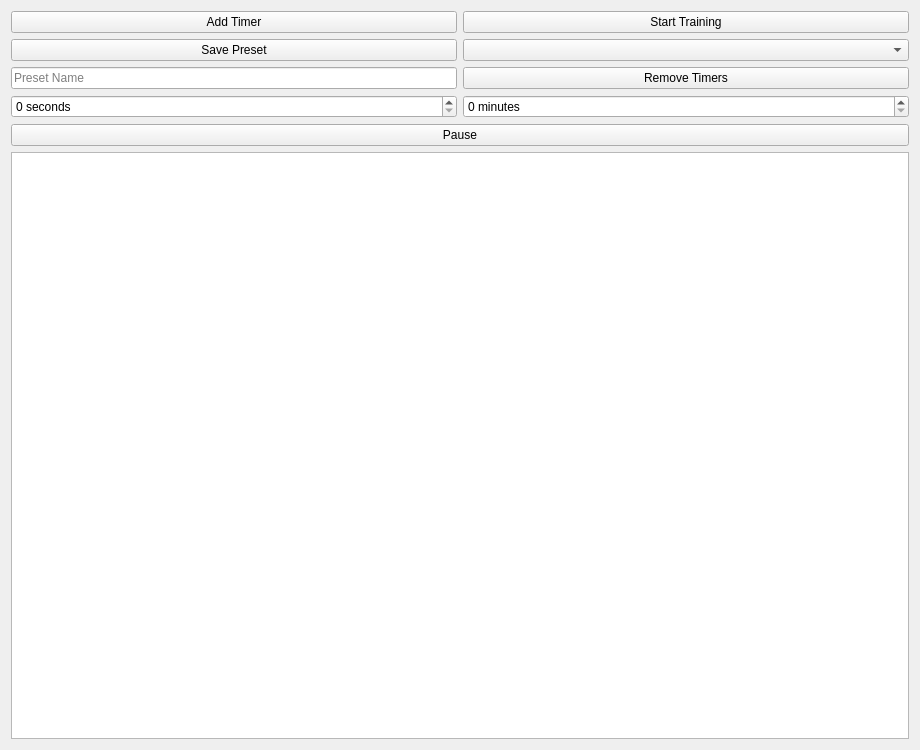
Above: sporttimer.ui from Racalniog/QTAppAlfaExercises before the change. Below: the same form after it.
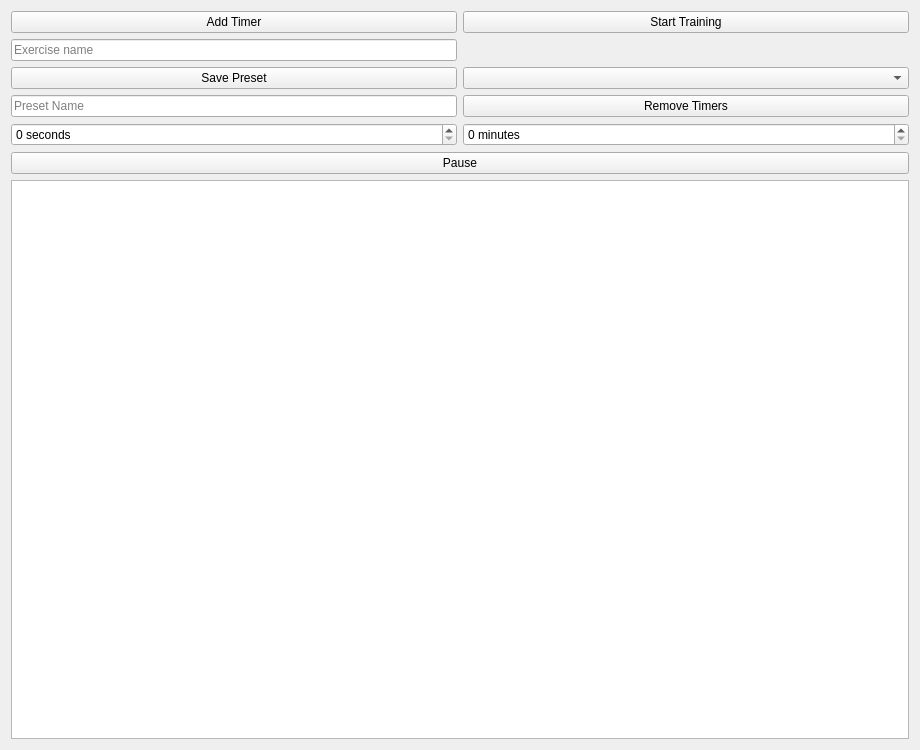
That is the form after the change.

Commit message: rewrite: durations QList to QMap<duration, exercise>

```diff
--- a/sporttimer.ui
+++ b/sporttimer.ui
@@ -14,34 +14,7 @@
    <string>Form</string>
   </property>
   <layout class="QGridLayout" name="gridLayout">
-   <item row="3" column="1">
-    <widget class="QPushButton" name="removeTimersButton">
-     <property name="text">
-      <string>Remove Timers</string>
-     </property>
-    </widget>
-   </item>
-   <item row="0" column="1">
-    <widget class="QPushButton" name="startButton">
-     <property name="text">
-      <string>Start Training</string>
-     </property>
-    </widget>
-   </item>
-   <item row="7" column="0" colspan="2">
-    <widget class="QListWidget" name="timerListWidget"/>
-   </item>
-   <item row="1" column="1">
-    <widget class="QComboBox" name="presetsComboBox">
-     <property name="currentText">
-      <string/>
-     </property>
-     <property name="placeholderText">
-      <string>Load Preset</string>
-     </property>
-    </widget>
-   </item>
-   <item row="5" column="0" colspan="2">
+   <item row="6" column="0" colspan="2">
     <widget class="QPushButton" name="pauseButton">
      <property name="sizePolicy">
       <sizepolicy hsizetype="Preferred" vsizetype="Fixed">
@@ -57,28 +30,42 @@
      </property>
     </widget>
    </item>
-   <item row="4" column="1">
+   <item row="5" column="0">
+    <widget class="QSpinBox" name="secondsSpinBox">
+     <property name="suffix">
+      <string> seconds</string>
+     </property>
+    </widget>
+   </item>
+   <item row="5" column="1">
     <widget class="QSpinBox" name="minutesSpinBox">
      <property name="suffix">
       <string> minutes</string>
      </property>
     </widget>
    </item>
-   <item row="0" column="0">
-    <widget class="QPushButton" name="addTimerButton">
-     <property name="text">
-      <string>Add Timer</string>
-     </property>
-    </widget>
-   </item>
-   <item row="1" column="0">
+   <item row="2" column="0">
     <widget class="QPushButton" name="savePresetButton">
      <property name="text">
       <string>Save Preset</string>
      </property>
     </widget>
    </item>
-   <item row="3" column="0">
+   <item row="4" column="1">
+    <widget class="QPushButton" name="removeTimersButton">
+     <property name="text">
+      <string>Remove Timers</string>
+     </property>
+    </widget>
+   </item>
+   <item row="0" column="1">
+    <widget class="QPushButton" name="startButton">
+     <property name="text">
+      <string>Start Training</string>
+     </property>
+    </widget>
+   </item>
+   <item row="4" column="0">
     <widget class="QLineEdit" name="presetSaveLineEdit">
      <property name="sizePolicy">
       <sizepolicy hsizetype="Minimum" vsizetype="Fixed">
@@ -91,10 +78,36 @@
      </property>
     </widget>
    </item>
-   <item row="4" column="0">
-    <widget class="QSpinBox" name="secondsSpinBox">
-     <property name="suffix">
-      <string> seconds</string>
+   <item row="0" column="0">
+    <widget class="QPushButton" name="addTimerButton">
+     <property name="text">
+      <string>Add Timer</string>
+     </property>
+    </widget>
+   </item>
+   <item row="8" column="0" colspan="2">
+    <widget class="QListWidget" name="timerListWidget"/>
+   </item>
+   <item row="2" column="1">
+    <widget class="QComboBox" name="presetsComboBox">
+     <property name="currentText">
+      <string/>
+     </property>
+     <property name="placeholderText">
+      <string>Load Preset</string>
+     </property>
+    </widget>
+   </item>
+   <item row="1" column="0">
+    <widget class="QLineEdit" name="exerciseNamelineEdit">
+     <property name="sizePolicy">
+      <sizepolicy hsizetype="Preferred" vsizetype="Fixed">
+       <horstretch>0</horstretch>
+       <verstretch>0</verstretch>
+      </sizepolicy>
+     </property>
+     <property name="placeholderText">
+      <string>Exercise name</string>
      </property>
     </widget>
    </item>
```
The commit also changes 5 other files.
